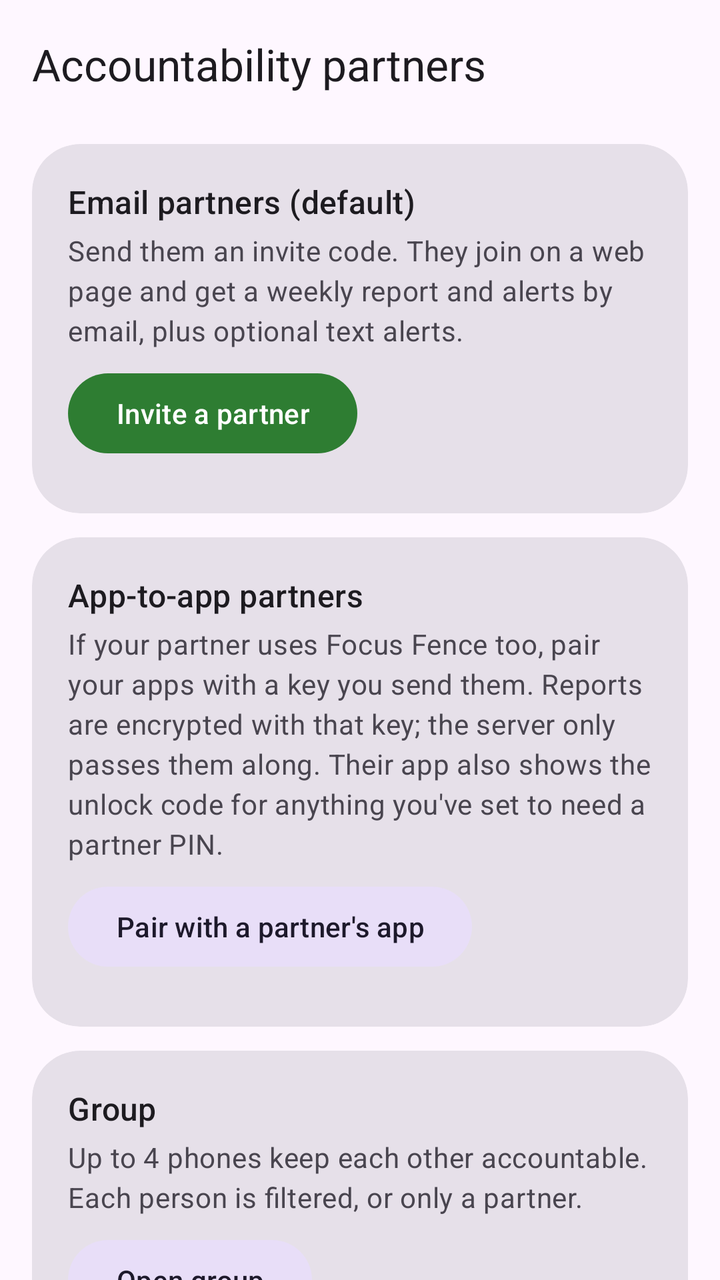
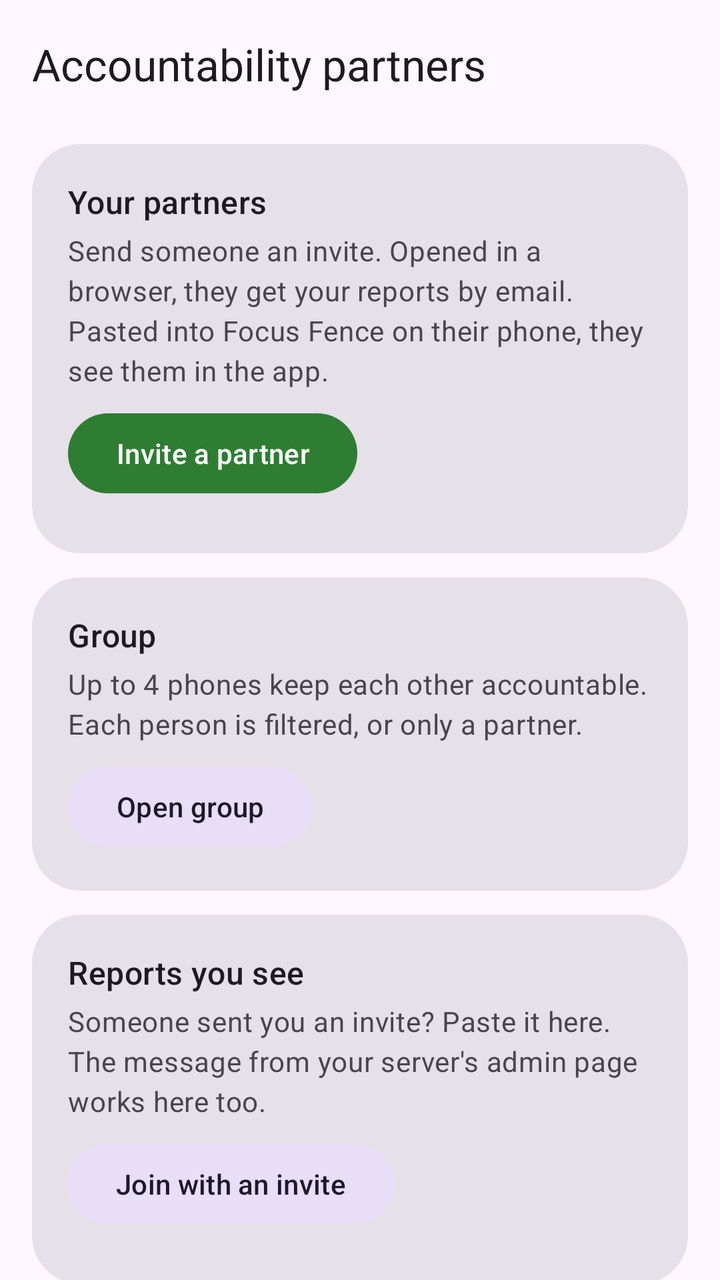

Two renders of the same Android screen: before a commit and after it. Below are the layout's source before the change and the commit's diff.
<!-- AndroidManifest.xml: application theme Theme.FocusFence -->
<!-- res/layout/activity_accountability.xml -->
<?xml version="1.0" encoding="utf-8"?>
<androidx.coordinatorlayout.widget.CoordinatorLayout
    xmlns:android="http://schemas.android.com/apk/res/android"
    xmlns:app="http://schemas.android.com/apk/res-auto"
    android:layout_width="match_parent"
    android:layout_height="match_parent">

    <com.google.android.material.appbar.AppBarLayout
        android:layout_width="match_parent"
        android:layout_height="wrap_content">
        <com.google.android.material.appbar.MaterialToolbar
            android:id="@+id/toolbar"
            android:layout_width="match_parent"
            android:layout_height="?attr/actionBarSize"
            app:title="@string/acc_title" />
    </com.google.android.material.appbar.AppBarLayout>

    <androidx.core.widget.NestedScrollView
        android:layout_width="match_parent"
        android:layout_height="match_parent"
        app:layout_behavior="@string/appbar_scrolling_view_behavior">

        
        <LinearLayout
            android:id="@+id/partnersList"
            android:layout_width="match_parent"
            android:layout_height="wrap_content"
            android:orientation="vertical"
            android:paddingHorizontal="16dp"
            android:paddingTop="8dp"
            android:paddingBottom="24dp">

            <com.google.android.material.card.MaterialCardView
                android:layout_width="match_parent"
                android:layout_height="wrap_content"
                android:layout_marginTop="0dp"
                app:cardCornerRadius="24dp"
                app:contentPadding="18dp">
                <LinearLayout
                    android:layout_width="match_parent"
                    android:layout_height="wrap_content"
                    android:orientation="vertical">
                    <TextView
                        android:layout_width="match_parent"
                        android:layout_height="wrap_content"
                        android:text="@string/acc_email_title"
                        android:textAppearance="?attr/textAppearanceTitleMedium" />
                    <TextView
                        android:layout_width="match_parent"
                        android:layout_height="wrap_content"
                        android:layout_marginTop="4dp"
                        android:text="@string/acc_email_hint"
                        android:textAppearance="?attr/textAppearanceBodyMedium"
                        android:textColor="?attr/colorOnSurfaceVariant" />
                    <Button
                        android:id="@+id/inviteButton"
                        android:layout_width="wrap_content"
                        android:layout_height="wrap_content"
                        android:layout_marginTop="8dp"
                        android:text="@string/acc_invite" />
                    <LinearLayout
                        android:id="@+id/emailPartners"
                        android:layout_width="match_parent"
                        android:layout_height="wrap_content"
                        android:layout_marginTop="8dp"
                        android:orientation="vertical" />
                </LinearLayout>
            </com.google.android.material.card.MaterialCardView>
            <com.google.android.material.card.MaterialCardView
                android:layout_width="match_parent"
                android:layout_height="wrap_content"
                android:layout_marginTop="12dp"
                app:cardCornerRadius="24dp"
                app:contentPadding="18dp">
                <LinearLayout
                    android:layout_width="match_parent"
                    android:layout_height="wrap_content"
                    android:orientation="vertical">
                    <TextView
                        android:layout_width="match_parent"
                        android:layout_height="wrap_content"
                        android:text="@string/acc_app_title"
                        android:textAppearance="?attr/textAppearanceTitleMedium" />
                    <TextView
                        android:layout_width="match_parent"
                        android:layout_height="wrap_content"
                        android:layout_marginTop="4dp"
                        android:text="@string/acc_app_hint"
                        android:textAppearance="?attr/textAppearanceBodyMedium"
                        android:textColor="?attr/colorOnSurfaceVariant" />
                    <Button
                        android:id="@+id/pairButton"
                        style="@style/Widget.Material3.Button.TonalButton"
                        android:layout_width="wrap_content"
                        android:layout_height="wrap_content"
                        android:layout_marginTop="8dp"
                        android:text="@string/acc_pair" />
                    <LinearLayout
                        android:id="@+id/appPartners"
                        android:layout_width="match_parent"
                        android:layout_height="wrap_content"
                        android:layout_marginTop="8dp"
                        android:orientation="vertical" />
                </LinearLayout>
            </com.google.android.material.card.MaterialCardView>
            <com.google.android.material.card.MaterialCardView
                android:id="@+id/groupCard"
                android:layout_width="match_parent"
                android:layout_height="wrap_content"
                android:layout_marginTop="12dp"
                app:cardCornerRadius="24dp"
                app:contentPadding="18dp">
                <LinearLayout
                    android:layout_width="match_parent"
                    android:layout_height="wrap_content"
                    android:orientation="vertical">
                    <TextView
                        android:layout_width="match_parent"
                        android:layout_height="wrap_content"
                        android:text="@string/group_card_title"
                        android:textAppearance="?attr/textAppearanceTitleMedium" />
                    <TextView
                        android:layout_width="match_parent"
                        android:layout_height="wrap_content"
                        android:layout_marginTop="4dp"
                        android:text="@string/group_open_summary"
                        android:textAppearance="?attr/textAppearanceBodyMedium"
                        android:textColor="?attr/colorOnSurfaceVariant" />
                    <Button
                        android:id="@+id/groupButton"
                        style="@style/Widget.Material3.Button.TonalButton"
                        android:layout_width="wrap_content"
                        android:layout_height="wrap_content"
                        android:layout_marginTop="8dp"
                        android:text="@string/group_open" />
                </LinearLayout>
            </com.google.android.material.card.MaterialCardView>
            <com.google.android.material.card.MaterialCardView
                android:layout_width="match_parent"
                android:layout_height="wrap_content"
                android:layout_marginTop="12dp"
                app:cardCornerRadius="24dp"
                app:contentPadding="18dp">
                <LinearLayout
                    android:layout_width="match_parent"
                    android:layout_height="wrap_content"
                    android:orientation="vertical">
                    <TextView
                        android:layout_width="match_parent"
                        android:layout_height="wrap_content"
                        android:text="@string/acc_watch_title"
                        android:textAppearance="?attr/textAppearanceTitleMedium" />
                    <TextView
                        android:layout_width="match_parent"
                        android:layout_height="wrap_content"
                        android:layout_marginTop="4dp"
                        android:text="@string/acc_watch_hint"
                        android:textAppearance="?attr/textAppearanceBodyMedium"
                        android:textColor="?attr/colorOnSurfaceVariant" />
                    <Button
                        android:id="@+id/watchButton"
                        style="@style/Widget.Material3.Button.TonalButton"
                        android:layout_width="wrap_content"
                        android:layout_height="wrap_content"
                        android:layout_marginTop="8dp"
                        android:text="@string/acc_watch_add" />
                    <LinearLayout
                        android:id="@+id/watchList"
                        android:layout_width="match_parent"
                        android:layout_height="wrap_content"
                        android:layout_marginTop="8dp"
                        android:orientation="vertical" />
                </LinearLayout>
            </com.google.android.material.card.MaterialCardView>
            <com.google.android.material.card.MaterialCardView
                android:id="@+id/serverCard"
                android:layout_width="match_parent"
                android:layout_height="wrap_content"
                android:layout_marginTop="12dp"
                app:cardCornerRadius="24dp"
                app:contentPadding="18dp">
                <LinearLayout
                    android:layout_width="match_parent"
                    android:layout_height="wrap_content"
                    android:orientation="vertical">
                    <TextView
                        android:layout_width="match_parent"
                        android:layout_height="wrap_content"
                        android:text="@string/acc_server_title"
                        android:textAppearance="?attr/textAppearanceTitleMedium" />
                    <TextView
                        android:layout_width="match_parent"
                        android:layout_height="wrap_content"
                        android:layout_marginTop="4dp"
                        android:text="@string/acc_server_hint"
                        android:textAppearance="?attr/textAppearanceBodyMedium"
                        android:textColor="?attr/colorOnSurfaceVariant" />
                    <com.google.android.material.textfield.TextInputLayout
                        style="@style/Widget.Material3.TextInputLayout.OutlinedBox"
                        android:layout_width="match_parent"
                        android:layout_height="wrap_content"
                        android:layout_marginTop="8dp"
                        android:hint="@string/acc_server_url">
                        <com.google.android.material.textfield.TextInputEditText
                            android:id="@+id/serverInput"
                            android:layout_width="match_parent"
                            android:layout_height="wrap_content"
                            android:inputType="textUri" />
                    </com.google.android.material.textfield.TextInputLayout>
                    <com.google.android.material.textfield.TextInputLayout
                        android:layout_width="match_parent"
                        android:layout_height="wrap_content"
                        android:layout_marginTop="8dp"
                        android:hint="@string/acc_enroll_code">
                        <com.google.android.material.textfield.TextInputEditText
                            android:id="@+id/enrollInput"
                            android:layout_width="match_parent"
                            android:layout_height="wrap_content"
                            android:inputType="textVisiblePassword" />
                    </com.google.android.material.textfield.TextInputLayout>
                    <Button
                        android:id="@+id/serverSave"
                        style="@style/Widget.Material3.Button.TonalButton"
                        android:layout_width="wrap_content"
                        android:layout_height="wrap_content"
                        android:layout_marginTop="8dp"
                        android:text="@string/acc_save" />
                    <TextView
                        android:id="@+id/syncStatus"
                        android:layout_width="match_parent"
                        android:layout_height="wrap_content"
                        android:layout_marginTop="8dp"
                        android:textAppearance="?attr/textAppearanceBodySmall" />
                </LinearLayout>
            </com.google.android.material.card.MaterialCardView>
        </LinearLayout>
    </androidx.core.widget.NestedScrollView>
</androidx.coordinatorlayout.widget.CoordinatorLayout>
<!-- resources referenced by this layout -->
<resources>
  <string name="acc_app_hint">If your partner uses Focus Fence too, pair your apps with a key you send them. Reports are encrypted with that key; the server only passes them along. Their app also shows the unlock code for anything you\'ve set to need a partner PIN.</string>
  <string name="acc_app_title">App-to-app partners</string>
  <string name="acc_email_hint">Send them an invite code. They join on a web page and get a weekly report and alerts by email, plus optional text alerts.</string>
  <string name="acc_email_title">Email partners (default)</string>
  <string name="acc_enroll_code">Enrollment code (only if your server asks for one)</string>
  <string name="acc_invite">Invite a partner</string>
  <string name="acc_pair">Pair with a partner\'s app</string>
  <string name="acc_save">Save</string>
  <string name="acc_server_hint">Both kinds of partner go through a Focus Fence server. Web and email partners get reports from it; app-to-app partners only use it as a blind mailbox it can\'t read.</string>
  <string name="acc_server_title">Server</string>
  <string name="acc_server_url">Server address (https://…)</string>
  <string name="acc_title">Accountability partners</string>
  <string name="acc_watch_add">Add with pairing key</string>
  <string name="acc_watch_hint">Add someone who sent you a pairing key to see their reports here.</string>
  <string name="acc_watch_title">I\'m a partner for</string>
  <string name="group_card_title">Group</string>
  <string name="group_open">Open group</string>
  <string name="group_open_summary">Up to 4 phones keep each other accountable. Each person is filtered, or only a partner.</string>
  <style name="Theme.FocusFence" parent="Theme.Material3.DayNight.NoActionBar">
          <item name="colorPrimary">@color/brand_primary</item>
          
          <item name="materialCardViewStyle">@style/Widget.Material3.CardView.Filled</item>
          
          <item name="android:statusBarColor">?attr/colorSurface</item>
          <item name="android:navigationBarColor">?attr/colorSurface</item>
          <item name="android:windowLightStatusBar">true</item>
      </style>
  <color name="brand_primary">#2E7D32</color>
</resources>

<!-- the commit's change to res/layout/activity_accountability.xml (unified diff, before → after) -->
@@ -67,43 +67,6 @@
                 </LinearLayout>
             </com.google.android.material.card.MaterialCardView>
             <com.google.android.material.card.MaterialCardView
-                android:layout_width="match_parent"
-                android:layout_height="wrap_content"
-                android:layout_marginTop="12dp"
-                app:cardCornerRadius="24dp"
-                app:contentPadding="18dp">
-                <LinearLayout
-                    android:layout_width="match_parent"
-                    android:layout_height="wrap_content"
-                    android:orientation="vertical">
-                    <TextView
-                        android:layout_width="match_parent"
-                        android:layout_height="wrap_content"
-                        android:text="@string/acc_app_title"
-                        android:textAppearance="?attr/textAppearanceTitleMedium" />
-                    <TextView
-                        android:layout_width="match_parent"
-                        android:layout_height="wrap_content"
-                        android:layout_marginTop="4dp"
-                        android:text="@string/acc_app_hint"
-                        android:textAppearance="?attr/textAppearanceBodyMedium"
-                        android:textColor="?attr/colorOnSurfaceVariant" />
-                    <Button
-                        android:id="@+id/pairButton"
-                        style="@style/Widget.Material3.Button.TonalButton"
-                        android:layout_width="wrap_content"
-                        android:layout_height="wrap_content"
-                        android:layout_marginTop="8dp"
-                        android:text="@string/acc_pair" />
-                    <LinearLayout
-                        android:id="@+id/appPartners"
-                        android:layout_width="match_parent"
-                        android:layout_height="wrap_content"
-                        android:layout_marginTop="8dp"
-                        android:orientation="vertical" />
-                </LinearLayout>
-            </com.google.android.material.card.MaterialCardView>
-            <com.google.android.material.card.MaterialCardView
                 android:id="@+id/groupCard"
                 android:layout_width="match_parent"
                 android:layout_height="wrap_content"
<!-- resource entries referenced after the edit -->
@@ -1,20 +1,17 @@
 <!-- resources referenced by this layout -->
 <resources>
-  <string name="acc_app_hint">If your partner uses Focus Fence too, pair your apps with a key you send them. Reports are encrypted with that key; the server only passes them along. Their app also shows the unlock code for anything you\'ve set to need a partner PIN.</string>
-  <string name="acc_app_title">App-to-app partners</string>
-  <string name="acc_email_hint">Send them an invite code. They join on a web page and get a weekly report and alerts by email, plus optional text alerts.</string>
-  <string name="acc_email_title">Email partners (default)</string>
+  <string name="acc_email_hint">Send someone an invite. Opened in a browser, they get your reports by email. Pasted into Focus Fence on their phone, they see them in the app.</string>
+  <string name="acc_email_title">Your partners</string>
   <string name="acc_enroll_code">Enrollment code (only if your server asks for one)</string>
   <string name="acc_invite">Invite a partner</string>
-  <string name="acc_pair">Pair with a partner\'s app</string>
   <string name="acc_save">Save</string>
   <string name="acc_server_hint">Both kinds of partner go through a Focus Fence server. Web and email partners get reports from it; app-to-app partners only use it as a blind mailbox it can\'t read.</string>
   <string name="acc_server_title">Server</string>
   <string name="acc_server_url">Server address (https://…)</string>
   <string name="acc_title">Accountability partners</string>
-  <string name="acc_watch_add">Add with pairing key</string>
-  <string name="acc_watch_hint">Add someone who sent you a pairing key to see their reports here.</string>
-  <string name="acc_watch_title">I\'m a partner for</string>
+  <string name="acc_watch_add">Join with an invite</string>
+  <string name="acc_watch_hint">Someone sent you an invite? Paste it here. The message from your server\'s admin page works here too.</string>
+  <string name="acc_watch_title">Reports you see</string>
   <string name="group_card_title">Group</string>
   <string name="group_open">Open group</string>
   <string name="group_open_summary">Up to 4 phones keep each other accountable. Each person is filtered, or only a partner.</string>
